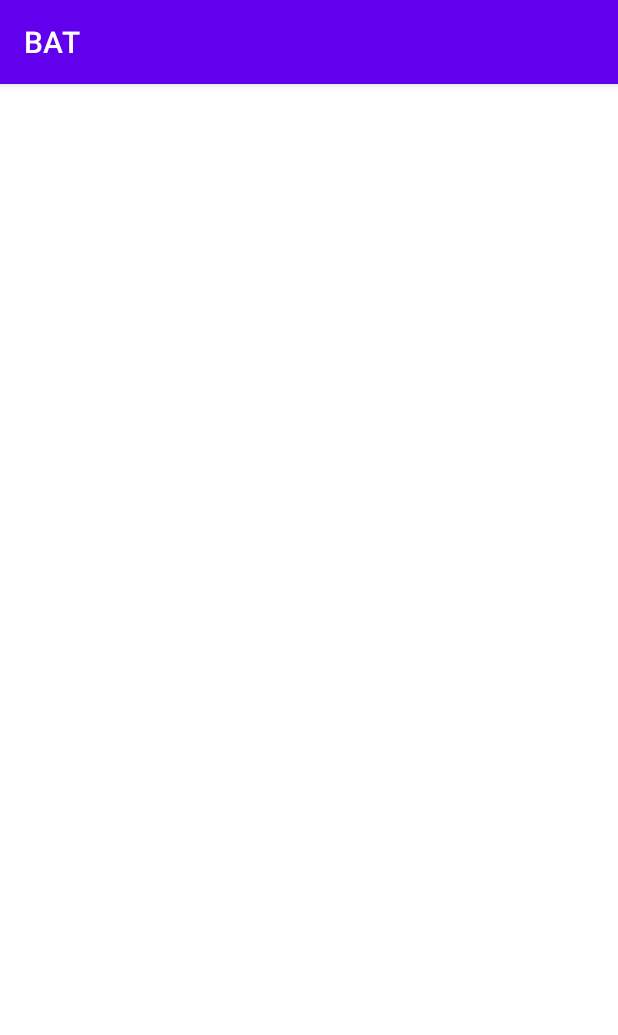
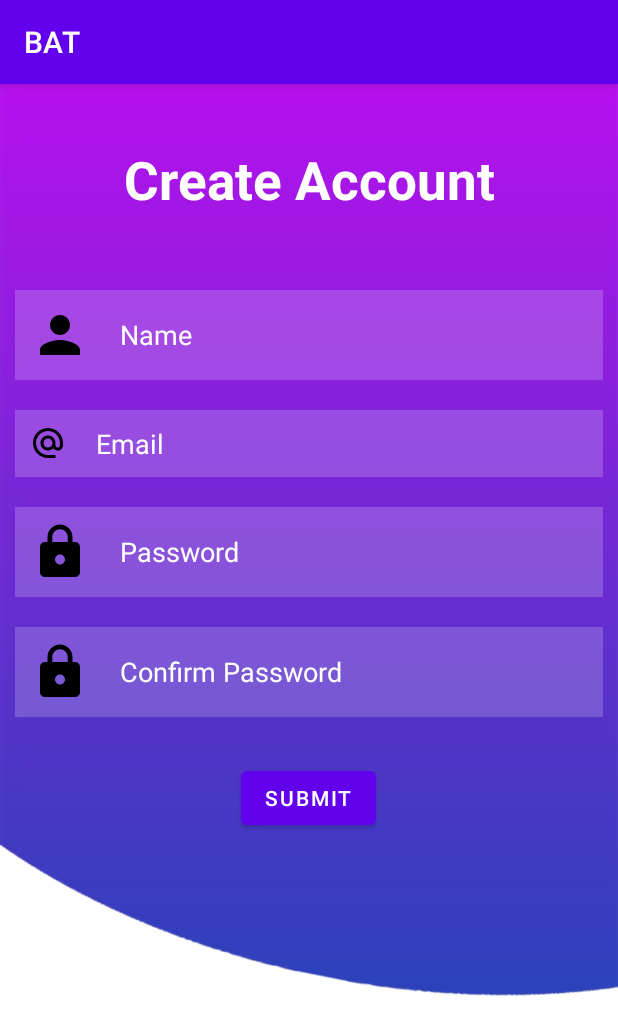
Before and after one commit to manishshingre/bat-budget-analyze-tracker, an Android app: the Signup screen opened directly, with no data from a screen before it, on a phone screen of 412 x 824 dp. Shown: the top 1035 px of the screen. Run offline under Robolectric (Android 15) with nearby library versions, the phone set to English and light mode, and no system bars.

Commit message:
signup page added

```diff
--- a/app/src/main/AndroidManifest.xml
+++ b/app/src/main/AndroidManifest.xml
@@ -1,7 +1,7 @@
 <?xml version="1.0" encoding="utf-8"?>
 <manifest xmlns:android="http://schemas.android.com/apk/res/android"
     xmlns:tools="http://schemas.android.com/tools"
-    package="com.example.bat">
+    package="com.example.bat" >
 
     <application
         android:allowBackup="true"
@@ -12,12 +12,12 @@
         android:roundIcon="@mipmap/ic_launcher_round"
         android:supportsRtl="true"
         android:theme="@style/Theme.BAT"
-        tools:targetApi="31">
+        tools:targetApi="31" >
+        <activity
+            android:name=".Signup"
+            android:exported="false" />
         <activity
             android:name=".MainActivity"
-            android:exported="false" />
-        <activity
-            android:name=".Login"
             android:exported="false" />
     </application>
 
--- a/app/src/main/java/com/example/bat/Login.java
+++ b/app/src/main/java/com/example/bat/Signup.java
@@ -4,11 +4,11 @@ import androidx.appcompat.app.AppCompatActivity;
 
 import android.os.Bundle;
 
-public class Login extends AppCompatActivity {
+public class Signup extends AppCompatActivity {
 
     @Override
     protected void onCreate(Bundle savedInstanceState) {
         super.onCreate(savedInstanceState);
-        setContentView(R.layout.activity_login);
+        setContentView(R.layout.activity_signup);
     }
 }
--- /dev/null
+++ b/app/src/main/res/drawable/ic_baseline_alternate_email_24.xml
@@ -0,0 +1,5 @@
+<vector android:height="24dp" android:tint="#000000"
+    android:viewportHeight="24" android:viewportWidth="24"
+    android:width="24dp" xmlns:android="http://schemas.android.com/apk/res/android">
+    <path android:fillColor="@android:color/white" android:pathData="M12,2C6.48,2 2,6.48 2,12s4.48,10 10,10h5v-2h-5c-4.34,0 -8,-3.66 -8,-8s3.66,-8 8,-8 8,3.66 8,8v1.43c0,0.79 -0.71,1.57 -1.5,1.57s-1.5,-0.78 -1.5,-1.57L17,12c0,-2.76 -2.24,-5 -5,-5s-5,2.24 -5,5 2.24,5 5,5c1.38,0 2.64,-0.56 3.54,-1.47 0.65,0.89 1.77,1.47 2.96,1.47 1.97,0 3.5,-1.6 3.5,-3.57L22,12c0,-5.52 -4.48,-10 -10,-10zM12,15c-1.66,0 -3,-1.34 -3,-3s1.34,-3 3,-3 3,1.34 3,3 -1.34,3 -3,3z"/>
+</vector>
--- a/app/src/main/res/layout/activity_login.xml
+++ /dev/null
@@ -1,9 +0,0 @@
-<?xml version="1.0" encoding="utf-8"?>
-<androidx.constraintlayout.widget.ConstraintLayout xmlns:android="http://schemas.android.com/apk/res/android"
-    xmlns:app="http://schemas.android.com/apk/res-auto"
-    xmlns:tools="http://schemas.android.com/tools"
-    android:layout_width="match_parent"
-    android:layout_height="match_parent"
-    tools:context=".Login">
-
-</androidx.constraintlayout.widget.ConstraintLayout>
--- /dev/null
+++ b/app/src/main/res/layout/activity_signup.xml
@@ -0,0 +1,93 @@
+<?xml version="1.0" encoding="utf-8"?>
+<RelativeLayout xmlns:android="http://schemas.android.com/apk/res/android"
+    xmlns:tools="http://schemas.android.com/tools"
+    android:layout_width="match_parent"
+    android:layout_height="match_parent"
+    android:background="@drawable/background"
+    tools:context=".MainActivity">
+
+    <TextView
+        android:layout_width="match_parent"
+        android:layout_height="wrap_content"
+        android:id="@+id/createaccnt"
+        android:text="@string/create_account"
+        android:textColor="@color/white"
+        android:textSize="35sp"
+        android:textStyle="bold"
+        android:layout_margin="40sp"
+        android:gravity="center"/>
+
+    <EditText
+        android:layout_width="match_parent"
+        android:layout_height="wrap_content"
+        android:id="@+id/name"
+        android:layout_below="@id/createaccnt"
+        android:background="#30ffffff"
+        android:hint="@string/name"
+        android:inputType="text"
+        android:autofillHints="name"
+        android:textColorHint="@color/white"
+        android:textColor="@color/white"
+        android:layout_margin="10dp"
+        android:padding="10dp"
+        android:drawableStart="@drawable/ic_baseline_person_24"
+        android:drawablePadding="20dp"/>
+
+    <EditText
+        android:layout_width="match_parent"
+        android:layout_height="wrap_content"
+        android:id="@+id/mail"
+        android:layout_below="@id/name"
+        android:background="#30ffffff"
+        android:hint="@string/email"
+        android:inputType="textEmailAddress"
+        android:autofillHints="emailAddress"
+        android:textColorHint="@color/white"
+        android:textColor="@color/white"
+        android:layout_margin="10dp"
+        android:padding="10dp"
+        android:drawableStart="@drawable/ic_baseline_alternate_email_24"
+        android:drawablePadding="20dp"/>
+
+    <EditText
+        android:layout_width="match_parent"
+        android:layout_height="wrap_content"
+        android:id="@+id/pass"
+        android:layout_below="@id/mail"
+        android:background="#30ffffff"
+        android:hint="@string/password"
+        android:inputType="textPassword"
+        android:autofillHints="password"
+        android:textColorHint="@color/white"
+        android:textColor="@color/white"
+        android:layout_margin="10dp"
+        android:padding="10dp"
+        android:drawableStart="@drawable/ic_baseline_lock_24"
+        android:drawablePadding="20dp"/>
+
+    <EditText
+        android:layout_width="match_parent"
+        android:layout_height="wrap_content"
+        android:id="@+id/cnfpass"
+        android:layout_below="@id/pass"
+        android:background="#30ffffff"
+        android:hint="@string/confirm_password"
+        android:inputType="textPassword"
+        android:autofillHints="password"
+        android:textColorHint="@color/white"
+        android:textColor="@color/white"
+        android:layout_margin="10dp"
+        android:padding="10dp"
+        android:drawableStart="@drawable/ic_baseline_lock_24"
+        android:drawablePadding="20dp"/>
+
+    <com.google.android.material.button.MaterialButton
+        android:layout_width="wrap_content"
+        android:layout_height="wrap_content"
+        android:id="@+id/submit"
+        android:layout_below="@id/cnfpass"
+        android:text="@string/submit"
+        android:layout_centerHorizontal="true"
+        android:layout_margin="20dp"/>
+
+</RelativeLayout>
--- a/app/src/main/res/values/strings.xml
+++ b/app/src/main/res/values/strings.xml
@@ -6,4 +6,9 @@
     <string name="login">LOGIN</string>
     <string name="forgot_password">Forgot Password?</string>
     <string name="not_have_an_account_signin">Not have an account? SignIn</string>
+    <string name="create_account">Create Account</string>
+    <string name="name">Name</string>
+    <string name="email">Email</string>
+    <string name="confirm_password">Confirm Password</string>
+    <string name="submit">Submit</string>
 </resources>
```
